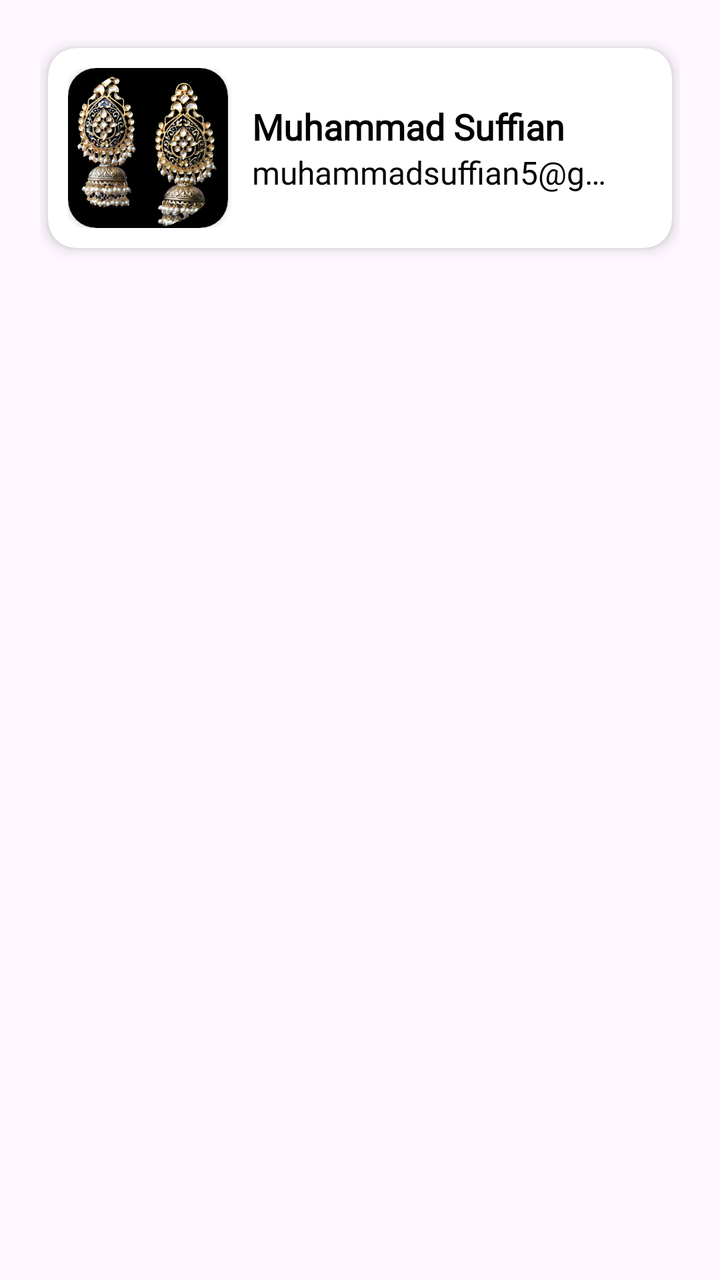
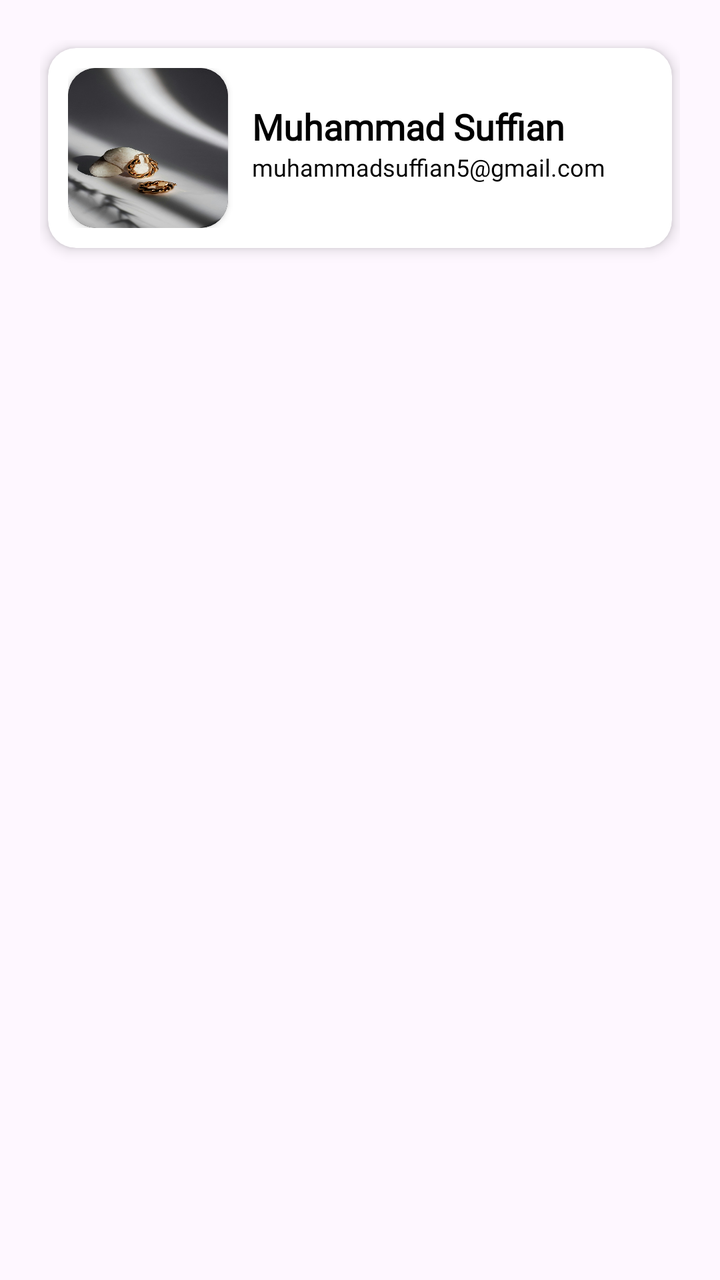

Screens rendered from an Android XML layout before and after an edit, with the pre-edit source and the edit as a unified diff.
<!-- AndroidManifest.xml: application theme Theme.SparkleHaven -->
<!-- res/layout/fragment_profile.xml -->
<?xml version="1.0" encoding="utf-8"?>
<androidx.core.widget.NestedScrollView xmlns:android="http://schemas.android.com/apk/res/android"
    xmlns:tools="http://schemas.android.com/tools"
    android:layout_width="match_parent"
    android:layout_height="match_parent"
    xmlns:app="http://schemas.android.com/apk/res-auto"
    tools:context=".dashboard.navigation_fragments.profile.ProfileFragment">

    <LinearLayout
        android:layout_width="match_parent"
        android:layout_height="match_parent"
        android:orientation="vertical"
        android:padding="20dp">

        <androidx.cardview.widget.CardView
            android:layout_width="match_parent"
            android:layout_height="wrap_content"
            app:cardCornerRadius="14dp"
            app:cardBackgroundColor="@color/white"
            app:cardElevation="4dp"
            android:layout_margin="4dp">

            <LinearLayout
                android:layout_width="match_parent"
                android:layout_height="match_parent"
                android:orientation="horizontal"
                android:gravity="center_vertical"
                android:padding="10dp">

                <androidx.cardview.widget.CardView
                    android:layout_width="80dp"
                    android:layout_height="80dp"
                    app:cardBackgroundColor="@color/black"
                    app:cardCornerRadius="14dp">

                    <ImageView
                        android:layout_width="match_parent"
                        android:layout_height="match_parent"
                        android:src="@drawable/elegant_asthetic_gold_pearl_earring"
                        android:scaleType="fitXY"/>

                </androidx.cardview.widget.CardView>
                
                <LinearLayout
                    android:layout_width="wrap_content"
                    android:layout_height="wrap_content"
                    android:orientation="vertical"
                    android:layout_margin="12dp">

                    <TextView
                        android:layout_width="wrap_content"
                        android:layout_height="wrap_content"
                        android:text="Muhammad Suffian"
                        android:textStyle="bold"
                        android:textSize="18sp"
                        android:textColor="@color/black"
                        android:fontFamily="@font/lora_medium"/>

                    <TextView
                        android:layout_width="wrap_content"
                        android:layout_height="wrap_content"
                        android:text="muhammadsuffian5@gmail.com"
                        android:textColor="@color/black"
                        android:maxLines="1"
                        android:ellipsize="end"
                        android:textSize="16sp"
                        android:fontFamily="@font/lora_medium"/>

                </LinearLayout>

            </LinearLayout>

        </androidx.cardview.widget.CardView>

        <androidx.cardview.widget.CardView
            android:layout_width="match_parent"
            android:layout_height="wrap_content"
            app:cardElevation="4dp"
            android:layout_marginTop="20dp"
            android:layout_marginHorizontal="4dp"
            app:cardBackgroundColor="@color/white"
            app:cardCornerRadius="12dp">

            <androidx.recyclerview.widget.RecyclerView
                android:id="@+id/upperSettingItemRecView"
                android:layout_width="match_parent"
                android:layout_height="wrap_content"
                android:nestedScrollingEnabled="false"/>

        </androidx.cardview.widget.CardView>

        <androidx.cardview.widget.CardView
            android:layout_width="match_parent"
            android:layout_height="wrap_content"
            app:cardElevation="4dp"
            android:layout_marginTop="20dp"
            android:layout_marginHorizontal="4dp"
            android:layout_marginBottom="30dp"
            app:cardBackgroundColor="@color/white"
            app:cardCornerRadius="12dp">

            <androidx.recyclerview.widget.RecyclerView
                android:id="@+id/lowerSettingItemsRecView"
                android:layout_width="match_parent"
                android:layout_height="match_parent"
                android:nestedScrollingEnabled="false"/>

        </androidx.cardview.widget.CardView>

    </LinearLayout>

</androidx.core.widget.NestedScrollView>
<!-- resources referenced by this layout -->
<resources>
  <color name="black">#FF000000</color>
  <color name="white">#FFFFFFFF</color>
  <!-- drawable elegant_asthetic_gold_pearl_earring: png bitmap (drawable, 906230 bytes) -->
  <style name="Theme.SparkleHaven" parent="Base.Theme.SparkleHaven" />
  <style name="Base.Theme.SparkleHaven" parent="Theme.Material3.DayNight.NoActionBar">
          
          
      </style>
</resources>

<!-- the commit's change to res/layout/fragment_profile.xml (unified diff, before → after) -->
@@ -34,9 +34,10 @@
                     app:cardCornerRadius="14dp">
 
                     <ImageView
+                        android:id="@+id/userImg"
                         android:layout_width="match_parent"
                         android:layout_height="match_parent"
-                        android:src="@drawable/elegant_asthetic_gold_pearl_earring"
+                        android:src="@drawable/splash_img"
                         android:scaleType="fitXY"/>
 
                 </androidx.cardview.widget.CardView>
@@ -48,15 +49,21 @@
                     android:layout_margin="12dp">
 
                     <TextView
+                        android:id="@+id/usernameText"
                         android:layout_width="wrap_content"
                         android:layout_height="wrap_content"
                         android:text="Muhammad Suffian"
                         android:textStyle="bold"
                         android:textSize="18sp"
                         android:textColor="@color/black"
-                        android:fontFamily="@font/lora_medium"/>
+                        android:fontFamily="@font/lora_medium"
+                        android:autoSizeTextType="uniform"
+                        android:autoSizeMinTextSize="10sp"
+                        android:autoSizeMaxTextSize="18sp"
+                        android:autoSizeStepGranularity="1sp"/>
 
                     <TextView
+                        android:id="@+id/userEmailText"
                         android:layout_width="wrap_content"
                         android:layout_height="wrap_content"
                         android:text="muhammadsuffian5@gmail.com"
@@ -64,7 +71,11 @@
                         android:maxLines="1"
                         android:ellipsize="end"
                         android:textSize="16sp"
-                        android:fontFamily="@font/lora_medium"/>
+                        android:fontFamily="@font/lora_medium"
+                        android:autoSizeTextType="uniform"
+                        android:autoSizeMinTextSize="10sp"
+                        android:autoSizeMaxTextSize="16sp"
+                        android:autoSizeStepGranularity="1sp"/>
 
                 </LinearLayout>
 
<!-- resource entries referenced after the edit -->
@@ -2,7 +2,7 @@
 <resources>
   <color name="black">#FF000000</color>
   <color name="white">#FFFFFFFF</color>
-  <!-- drawable elegant_asthetic_gold_pearl_earring: png bitmap (drawable, 906230 bytes) -->
+  <!-- drawable splash_img: jpg bitmap (drawable, 108863 bytes) -->
   <style name="Theme.SparkleHaven" parent="Base.Theme.SparkleHaven" />
   <style name="Base.Theme.SparkleHaven" parent="Theme.Material3.DayNight.NoActionBar">
           
